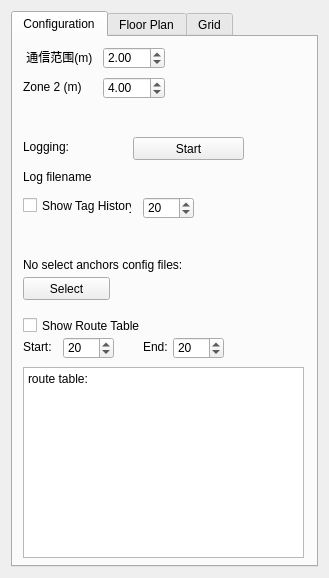
Old version of the form autoNetSimulator/views/ViewSettingsWidget.ui in the repository ZeroSean/NetSimulator.
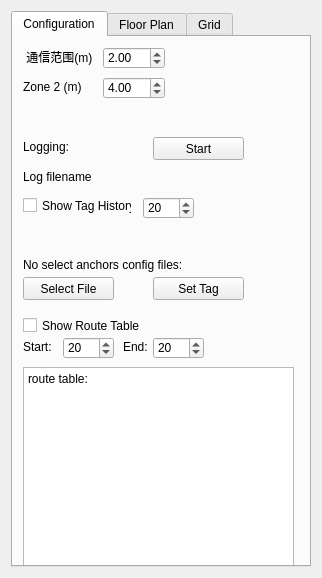
New version of the form.

What changed in the file:
```diff
--- a/autoNetSimulator/views/ViewSettingsWidget.ui
+++ b/autoNetSimulator/views/ViewSettingsWidget.ui
@@ -6,7 +6,7 @@
    <rect>
     <x>0</x>
     <y>0</y>
-    <width>329</width>
+    <width>318</width>
     <height>578</height>
    </rect>
   </property>
@@ -135,9 +135,9 @@
       <widget class="QPushButton" name="logging_pb">
        <property name="geometry">
         <rect>
-         <x>120</x>
+         <x>140</x>
          <y>100</y>
-         <width>111</width>
+         <width>91</width>
          <height>23</height>
         </rect>
        </property>
@@ -202,7 +202,7 @@
         <rect>
          <x>10</x>
          <y>240</y>
-         <width>87</width>
+         <width>91</width>
          <height>23</height>
         </rect>
        </property>
@@ -219,7 +219,7 @@
         </size>
        </property>
        <property name="text">
-        <string>Select</string>
+        <string>Select File</string>
        </property>
       </widget>
       <widget class="QTextBrowser" name="textBrowser">
@@ -227,8 +227,8 @@
         <rect>
          <x>10</x>
          <y>330</y>
-         <width>281</width>
-         <height>191</height>
+         <width>271</width>
+         <height>201</height>
         </rect>
        </property>
        <property name="html">
@@ -287,7 +287,7 @@
       <widget class="QLabel" name="endAncLable">
        <property name="geometry">
         <rect>
-         <x>130</x>
+         <x>110</x>
          <y>300</y>
          <width>31</width>
          <height>20</height>
@@ -300,22 +300,47 @@
       <widget class="QSpinBox" name="endAncAddr_sb">
        <property name="geometry">
         <rect>
-         <x>160</x>
+         <x>140</x>
          <y>300</y>
          <width>51</width>
          <height>22</height>
         </rect>
        </property>
        <property name="minimum">
-        <number>1</number>
+        <number>0</number>
        </property>
        <property name="maximum">
-        <number>128</number>
+        <number>65535</number>
        </property>
        <property name="value">
         <number>20</number>
        </property>
       </widget>
+      <widget class="QPushButton" name="tagConfig_pb">
+       <property name="geometry">
+        <rect>
+         <x>140</x>
+         <y>240</y>
+         <width>91</width>
+         <height>23</height>
+        </rect>
+       </property>
+       <property name="sizePolicy">
+        <sizepolicy hsizetype="Minimum" vsizetype="Fixed">
+         <horstretch>0</horstretch>
+         <verstretch>0</verstretch>
+        </sizepolicy>
+       </property>
+       <property name="minimumSize">
+        <size>
+         <width>0</width>
+         <height>0</height>
+        </size>
+       </property>
+       <property name="text">
+        <string>Set Tag</string>
+       </property>
+      </widget>
      </widget>
      <widget class="QWidget" name="floorplan_tab">
       <attribute name="title">
```
Left out of the diff: 14 changed lines with no effect on the pictures.
